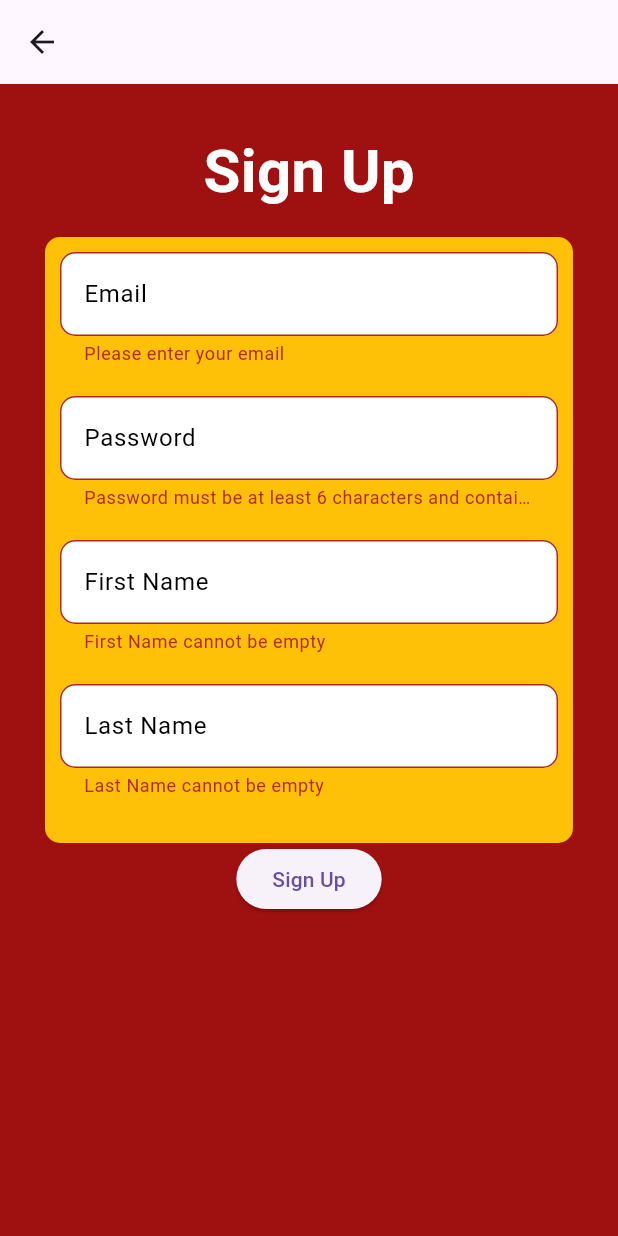
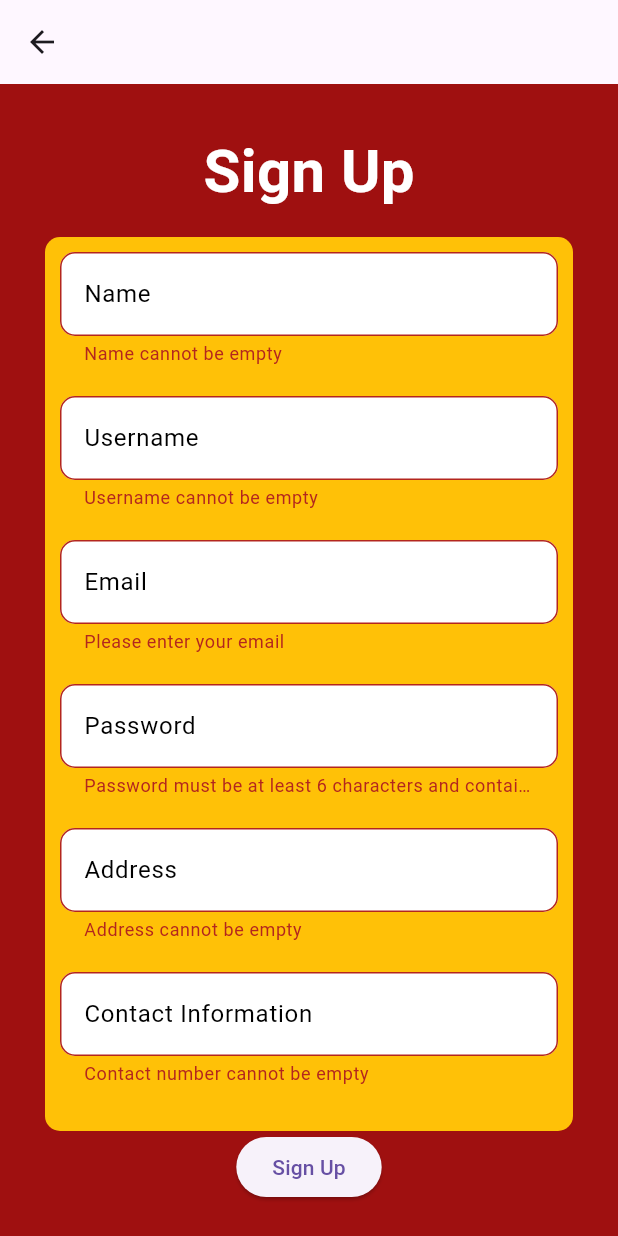
Before and after one commit to Jajabeenka/Elgives, a Flutter app: the SignUpPage screen opened directly, after a tap on "Sign Up", on a phone screen of 412 x 824 dp. Run offline on Flutter 3.47's test engine with Material 3 defaults, Android fonts, the phone set to English and light mode, and no system bars; our stand-ins replace cloud_firestore, firebase_auth, firebase_core, font_awesome_flutter; accounts and stored records are empty.

Commit message:
chore : successfully connected the inputs fields for donors

```diff
--- a/lib/pages/signup_page.dart
+++ b/lib/pages/signup_page.dart
@@ -3,7 +3,7 @@ import 'package:provider/provider.dart';
 import '../providers/auth_provider.dart';
 
 class SignUpPage extends StatefulWidget {
-  const SignUpPage({super.key});
+  const SignUpPage({Key? key});
 
   @override
   State<SignUpPage> createState() => _SignUpState();
@@ -11,10 +11,12 @@ class SignUpPage extends StatefulWidget {
 
 class _SignUpState extends State<SignUpPage> {
   final _formKey = GlobalKey<FormState>();
+  String? name;
+  String? username;
   String? email;
   String? password;
-  String? fname;
-  String? lname;
+  List<String>? addresses = []; // Change addresses to List<String>
+  String? contactNumber;
 
   // RegExp: This is a class in Dart used for representing regular expressions.
   bool isValidEmail(String email) {
@@ -53,22 +55,25 @@ class _SignUpState extends State<SignUpPage> {
                 Container(
                   padding: const EdgeInsets.all(10),
                   decoration: BoxDecoration(
-                      color: Color(0xFFFFC107), // Yellow background color
+                    color: Color(0xFFFFC107),
                     borderRadius: BorderRadius.circular(10),
                   ),
                   child: Column(
                     children: [
+                      nameField,
+                      userNameField,
                       emailField,
                       passwordField,
-                        firstNameField,
-                        lastNameField,
+                      addressField,
+                      contactNumberField,
                     ],
                   ),
                 ),
                 submitButton
               ],
             ),
-            )),
+          ),
+        ),
       ),
     );
   }
@@ -80,8 +85,76 @@ class _SignUpState extends State<SignUpPage> {
           style: TextStyle(
             fontSize: 40,
             fontWeight: FontWeight.bold,
-            color: Colors.white, // Use yellow text color from theme
+            color: Colors.white,
           ),
+        ),
+      );
+
+  Widget get nameField => Padding(
+    padding: const EdgeInsets.only(bottom: 20),
+    child: TextFormField(
+      decoration: InputDecoration(
+        labelText: "Name",
+        hintText: "Enter your name",
+        border: OutlineInputBorder(
+          borderRadius: BorderRadius.circular(10),
+          borderSide: BorderSide(color: Colors.black54),
+        ),
+        enabledBorder: OutlineInputBorder(
+          borderRadius: BorderRadius.circular(10),
+          borderSide: BorderSide(color: Colors.black54),
+        ),
+        focusedBorder: OutlineInputBorder(
+          borderRadius: BorderRadius.circular(10),
+          borderSide: BorderSide(color: Colors.black),
+        ),
+        labelStyle: TextStyle(
+          color: Colors.black,
+        ),
+        filled: true,
+        fillColor: Colors.white,
+      ),
+      onSaved: (value) => setState(() => name = value),
+      validator: (value) {
+        if (value == null || value.isEmpty) {
+          return "Name cannot be empty";
+        }
+        return null;
+      },
+    ),
+  );
+
+  Widget get userNameField => Padding(
+    padding: const EdgeInsets.only(bottom: 20),
+    child: TextFormField(
+      decoration: InputDecoration(
+        labelText: "Username",
+        hintText: "Enter your username",
+        border: OutlineInputBorder(
+          borderRadius: BorderRadius.circular(10),
+          borderSide: BorderSide(color: Colors.black54),
+        ),
+        enabledBorder: OutlineInputBorder(
+          borderRadius: BorderRadius.circular(10),
+          borderSide: BorderSide(color: Colors.black54),
+        ),
+        focusedBorder: OutlineInputBorder(
+          borderRadius: BorderRadius.circular(10),
+          borderSide: BorderSide(color: Colors.black),
+        ),
+        labelStyle: TextStyle(
+          color: Colors.black,
+        ),
+        filled: true,
+        fillColor: Colors.white,
+      ),
+      onSaved: (value) => setState(() => username = value),
+      validator: (value) {
+        if (value == null || value.isEmpty) {
+          return "Username cannot be empty";
+        }
+        return null;
+      },
     ),
   );
 
@@ -127,7 +200,7 @@ Widget get passwordField => Padding(
       decoration: InputDecoration(
         filled: true,
         fillColor: Colors.white,
-      labelText: "Password", // Use 'labelText' instead of 'label'
+        labelText: "Password",
         hintText: "At least 6 characters",
         border: OutlineInputBorder(
           borderRadius: BorderRadius.circular(10),
@@ -158,12 +231,12 @@ Widget get passwordField => Padding(
     ),
   );
 
-Widget get firstNameField => Padding(
+  Widget get addressField => Padding(
     padding: const EdgeInsets.only(bottom: 20),
     child: TextFormField(
       decoration: InputDecoration(
-      labelText: "First Name",
-      hintText: "Enter a valid First Name",
+        labelText: "Address",
+        hintText: "Enter an address",
         border: OutlineInputBorder(
           borderRadius: BorderRadius.circular(10),
           borderSide: BorderSide(color: Colors.black54),
@@ -182,22 +255,28 @@ Widget get firstNameField => Padding(
         filled: true,
         fillColor: Colors.white,
       ),
-    onSaved: (value) => setState(() => fname = value),
+      onSaved: (value) {
+        if (value != null && value.isNotEmpty) {
+          setState(() {
+            addresses!.add(value); // Add address to the addresses list
+          });
+        }
+      },
       validator: (value) {
         if (value == null || value.isEmpty) {
-        return "First Name cannot be empty";
+          return "Address cannot be empty";
         }
         return null;
       },
     ),
   );
 
-Widget get lastNameField => Padding(
+  Widget get contactNumberField => Padding(
     padding: const EdgeInsets.only(bottom: 20),
     child: TextFormField(
       decoration: InputDecoration(
-      labelText: "Last Name",
-      hintText: "Enter a Last Name",
+        labelText: "Contact Information",
+        hintText: "Enter phone number",
         border: OutlineInputBorder(
           borderRadius: BorderRadius.circular(10),
           borderSide: BorderSide(color: Colors.black54),
@@ -216,10 +295,10 @@ Widget get lastNameField => Padding(
         filled: true,
         fillColor: Colors.white,
       ),
-    onSaved: (value) => setState(() => lname = value),
+      onSaved: (value) => setState(() => contactNumber = value),
       validator: (value) {
         if (value == null || value.isEmpty) {
-        return "Last Name cannot be empty";
+          return "Contact number cannot be empty";
         }
         return null;
       },
@@ -235,8 +314,7 @@ Widget get lastNameField => Padding(
           await context
               .read<UserAuthProvider>()
               .authService
-                // modified
-                .signUp(email!, password!, fname!, lname!);
+              .signUp(name!, username!, email!, password!, addresses!, contactNumber!); // Pass addresses list to signUp method
         } catch (e) {
           // Handle sign-up errors
           _showSnackBar("Sign-up failed: $e");
@@ -245,5 +323,6 @@ Widget get lastNameField => Padding(
         if (mounted) Navigator.pop(context);
       }
     },
-      child: const Text("Sign Up"));
+    child: const Text("Sign Up"),
+  );
 }
```
Also changed, not shown: lib/api/firebase_auth_api.dart (+12 -5 lines), lib/providers/auth_provider.dart (+19 -4 lines). Lines whose indentation alone changed are shown as unchanged.
